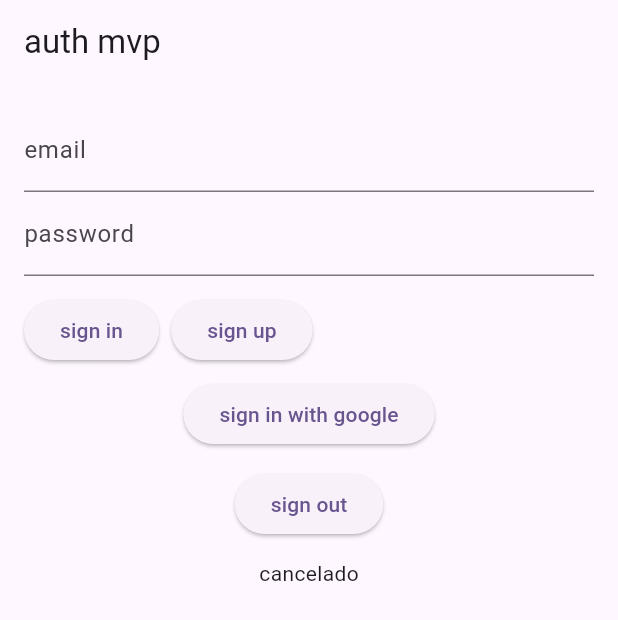
After one commit to paraZmol/glp2, a Flutter app: the AuthPage screen opened directly, after a tap on "sign in", after a tap on "sign up", after a tap on "sign in with google", on a phone screen of 412 x 824 dp. The commit adds this screen. Shown: the top 620 px of the screen. Run offline on Flutter 3.47's test engine with Material 3 defaults, Android fonts, the phone set to English and light mode, and no system bars; our stand-ins replace firebase_auth, firebase_core, flutter_dotenv, google_sign_in; accounts and stored records are empty; network calls fail.

Commit message:
feat: implementar auth mvp email y google

```diff
--- a/lib/main_common.dart
+++ b/lib/main_common.dart
@@ -1,6 +1,7 @@
 import 'package:flutter/material.dart';
 import 'src/flavors/flavor_config.dart';
 import 'src/services/firebase_service.dart';
+import 'src/features/auth/auth_page.dart';
 
 Future<void> mainCommon(Flavor flavor) async {
   WidgetsFlutterBinding.ensureInitialized();
@@ -16,7 +17,7 @@ class MyApp extends StatelessWidget {
   Widget build(BuildContext context) {
     return MaterialApp(
       title: 'Sistema GLP JLA',
-      home: const Scaffold(body: Center(child: Text('sistema glp jla'))),
+      home: const AuthPage(),
     );
   }
 }
--- /dev/null
+++ b/lib/src/features/auth/auth_page.dart
@@ -0,0 +1,86 @@
+import 'package:flutter/material.dart';
+import 'auth_service.dart';
+
+class AuthPage extends StatefulWidget {
+  const AuthPage({Key? key}) : super(key: key);
+
+  @override
+  State<AuthPage> createState() => _AuthPageState();
+}
+
+class _AuthPageState extends State<AuthPage> {
+  final _emailController = TextEditingController();
+  final _passController = TextEditingController();
+  final _service = AuthService();
+  String _status = '';
+
+  @override
+  void dispose() {
+    _emailController.dispose();
+    _passController.dispose();
+    super.dispose();
+  }
+
+  Future<void> _signInEmail() async {
+    setState(() => _status = 'procesando...');
+    try {
+      await _service.signInWithEmail(_emailController.text.trim(), _passController.text);
+      setState(() => _status = 'sesion iniciada ${_service.currentUser?.email}');
+    } catch (e) {
+      setState(() => _status = 'error signin: $e');
+    }
+  }
+
+  Future<void> _signUpEmail() async {
+    setState(() => _status = 'procesando...');
+    try {
+      await _service.signUpWithEmail(_emailController.text.trim(), _passController.text);
+      setState(() => _status = 'usuario creado ${_service.currentUser?.email}');
+    } catch (e) {
+      setState(() => _status = 'error signup: $e');
+    }
+  }
+
+  Future<void> _signInGoogle() async {
+    setState(() => _status = 'procesando google...');
+    try {
+      final cred = await _service.signInWithGoogle();
+      setState(() => _status = cred == null ? 'cancelado' : 'google ${cred.user?.email}');
+    } catch (e) {
+      setState(() => _status = 'error google: $e');
+    }
+  }
+
+  Future<void> _signOut() async {
+    await _service.signOut();
+    setState(() => _status = 'sesion cerrada');
+  }
+
+  @override
+  Widget build(BuildContext context) {
+    return Scaffold(
+      appBar: AppBar(title: const Text('auth mvp')),
+      body: Padding(
+        padding: const EdgeInsets.all(16.0),
+        child: Column(
+          children: [
+            TextField(controller: _emailController, decoration: const InputDecoration(labelText: 'email')),
+            TextField(controller: _passController, decoration: const InputDecoration(labelText: 'password'), obscureText: true),
+            const SizedBox(height: 12),
+            Row(children: [
+              ElevatedButton(onPressed: _signInEmail, child: const Text('sign in')),
+              const SizedBox(width: 8),
+              ElevatedButton(onPressed: _signUpEmail, child: const Text('sign up')),
+            ]),
+            const SizedBox(height: 8),
+            ElevatedButton(onPressed: _signInGoogle, child: const Text('sign in with google')),
+            const SizedBox(height: 12),
+            ElevatedButton(onPressed: _signOut, child: const Text('sign out')),
+            const SizedBox(height: 12),
+            Text(_status),
+          ],
+        ),
+      ),
+    );
+  }
+}
--- /dev/null
+++ b/lib/src/features/auth/auth_service.dart
@@ -0,0 +1,42 @@
+import 'package:firebase_auth/firebase_auth.dart';
+import 'package:google_sign_in/google_sign_in.dart';
+import 'package:flutter/foundation.dart';
+
+class AuthService {
+  final FirebaseAuth _auth = FirebaseAuth.instance;
+  final GoogleSignIn _googleSignIn = GoogleSignIn();
+
+  Stream<User?> authStateChanges() => _auth.authStateChanges();
+  User? get currentUser => _auth.currentUser;
+
+  Future<UserCredential> signInWithEmail(String email, String password) async {
+    return await _auth.signInWithEmailAndPassword(email: email, password: password);
+  }
+
+  Future<UserCredential> signUpWithEmail(String email, String password) async {
+    return await _auth.createUserWithEmailAndPassword(email: email, password: password);
+  }
+
+  Future<void> signOut() async {
+    try {
+      await _googleSignIn.signOut();
+    } catch (_) {}
+    await _auth.signOut();
+  }
+
+  Future<UserCredential?> signInWithGoogle() async {
+    if (kIsWeb) {
+      final provider = GoogleAuthProvider();
+      return await _auth.signInWithPopup(provider);
+    } else {
+      final account = await _googleSignIn.signIn();
+      if (account == null) return null;
+      final auth = await account.authentication;
+      final credential = GoogleAuthProvider.credential(
+        accessToken: auth.accessToken,
+        idToken: auth.idToken,
+      );
+      return await _auth.signInWithCredential(credential);
+    }
+  }
+}
```
